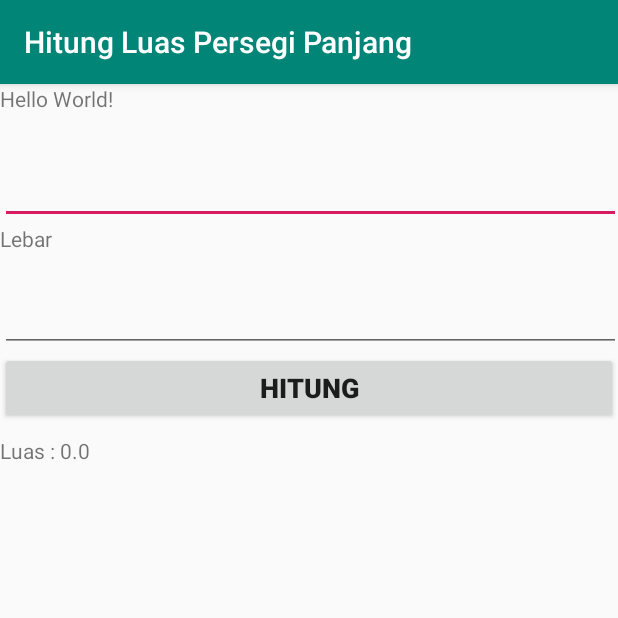
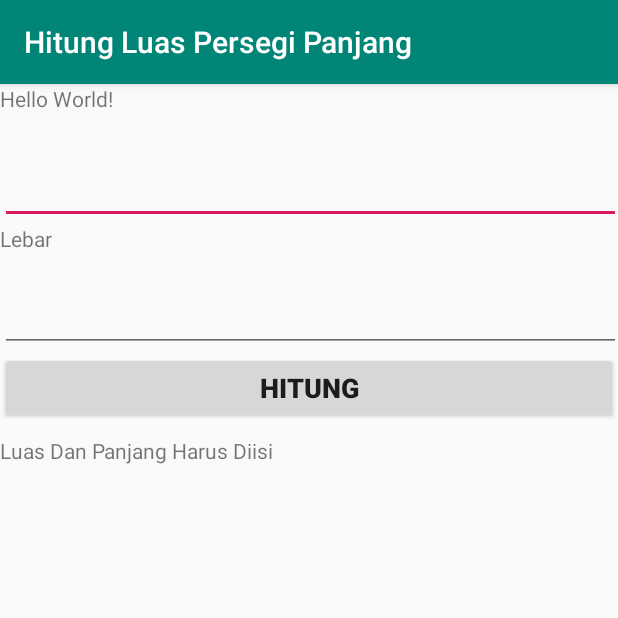
Before and after one commit to farizardin/05111640000158_luas, an Android app: the screen it shows after launch (MainActivity), after a tap on "HITUNG", on a phone screen of 412 x 824 dp, the top half of it. Run offline under Robolectric (Android 15) with nearby library versions, the phone set to English and light mode, and no system bars.

```diff
--- a/app/src/main/java/com/example/ppb/MainActivity.java
+++ b/app/src/main/java/com/example/ppb/MainActivity.java
@@ -30,13 +30,14 @@ public class MainActivity extends AppCompatActivity {
                 String panjang = edtPanjang.getText().toString().trim();
                 String lebar = edtLebar.getText().toString().trim();
 
-                if(panjang == "" || lebar == ""){
-                    txtLuas.setText("Luas Dan Panjang Harus Diisi");
-                }else{
+
+                try{
                     double p = Double.parseDouble(panjang);
                     double l = Double.parseDouble(lebar);
                     double luas = p * l;
                     txtLuas.setText("Luas : "+ luas);
+                }catch (Exception e){
+                    txtLuas.setText("Luas Dan Panjang Harus Diisi");
                 }
             }
         });
```
